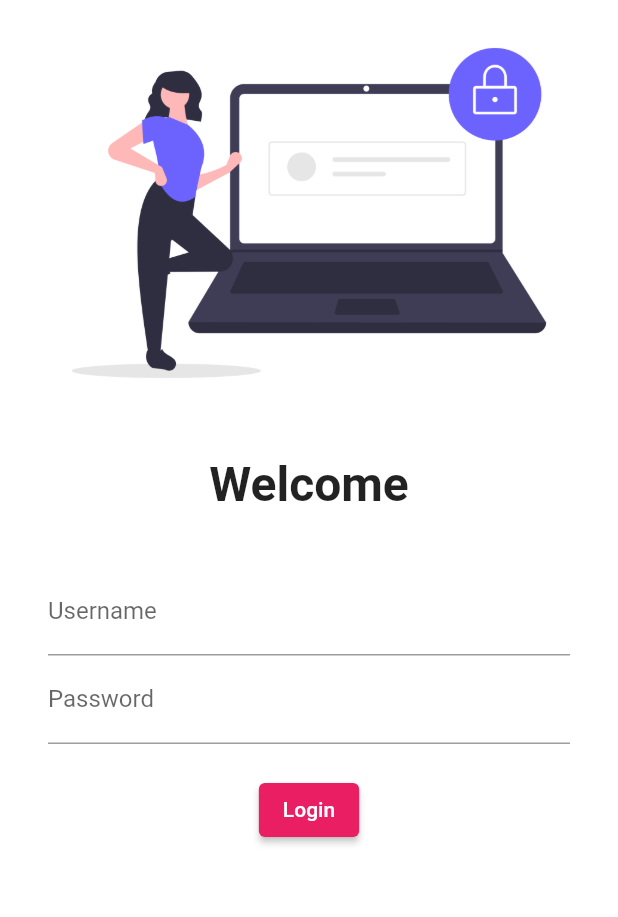
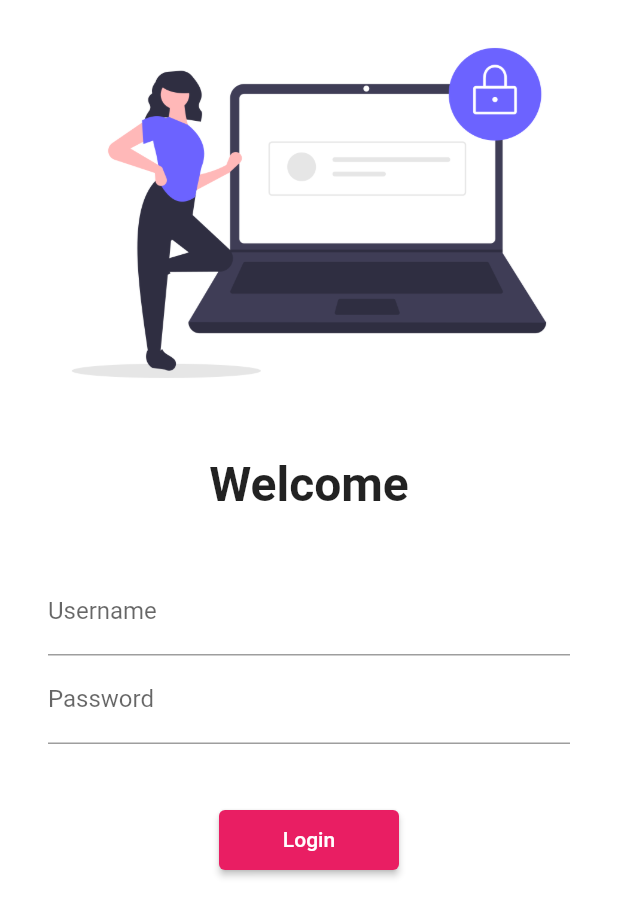
Before and after one commit to prashant-027/30DaysOfFlutter, a Flutter app: the screen it shows after launch, on a phone screen of 412 x 824 dp. Shown: the top 917 px of the screen. Run offline on Flutter 3.47's test engine with Material 2 defaults, Android fonts, the phone set to English and light mode, and no system bars.

Commit message:
day 5 completed

```diff
--- a/lib/main.dart
+++ b/lib/main.dart
@@ -2,6 +2,7 @@ import 'package:flutter/material.dart';
 import 'package:flutter_catalog/pages/home_page.dart';
 //import 'package:google_fonts/google_fonts.dart';
 import 'package:flutter_catalog/pages/login_page.dart';
+import 'package:flutter_catalog/utils/routes.dart';
 
 void main() {
   runApp(MyApp());
@@ -17,21 +18,22 @@ class MyApp extends StatelessWidget {
         primarySwatch: Colors.pink,
         //fontFamily: GoogleFonts.lato().fontfamily,
       ),
+      debugShowCheckedModeBanner: false,
       darkTheme: ThemeData(
         brightness: Brightness.dark,
       ),
       initialRoute: "/login",
       routes: {
         "/": (context) => LoginPage(),
-        "/home": (context) => HomePage(),
-        "/login": (context) => LoginPage(),
+        MyRoutes.homeRoute: (context) => HomePage(),
+        MyRoutes.loginRoute: (context) => LoginPage(),
       },
     );
   }
 }
 
-class GoogleFonts {
+/*class GoogleFonts {
   static latoTextTheme() {}
 
   static lato() {}
-}
+}*/
--- a/lib/pages/login_page.dart
+++ b/lib/pages/login_page.dart
@@ -1,6 +1,7 @@
 // ignore_for_file: prefer_const_constructors
 
 import 'package:flutter/material.dart';
+import 'package:flutter_catalog/utils/routes.dart';
 
 // ignore: use_key_in_widget_constructors
 class LoginPage extends StatelessWidget {
@@ -8,6 +9,7 @@ class LoginPage extends StatelessWidget {
   Widget build(BuildContext context) {
     return Material(
         color: Colors.white,
+        child: SingleChildScrollView(
           child: Column(
             children: [
               Image.asset(
@@ -28,8 +30,8 @@ class LoginPage extends StatelessWidget {
                 height: 20.0,
               ),
               Padding(
-              padding:
-                  const EdgeInsets.symmetric(vertical: 16.0, horizontal: 32.0),
+                padding: const EdgeInsets.symmetric(
+                    vertical: 16.0, horizontal: 32.0),
                 child: Column(
                   children: [
                     TextFormField(
@@ -46,20 +48,20 @@ class LoginPage extends StatelessWidget {
                       ),
                     ),
                     SizedBox(
-                    height: 20.0,
+                      height: 40.0,
                     ),
                     ElevatedButton(
                       child: Text("Login"),
-                    style: TextButton.styleFrom(),
+                      style: TextButton.styleFrom(minimumSize: Size(120, 40)),
                       onPressed: () {
-                      // ignore: avoid_print
-                      print("Hi Its Prashant");
+                        Navigator.pushNamed(context, MyRoutes.homeRoute);
                       },
                     )
                   ],
                 ),
               )
             ],
+          ),
         ));
   }
 }
--- /dev/null
+++ b/lib/utils/routes.dart
@@ -0,0 +1,4 @@
+class MyRoutes {
+  static String loginRoute = "/login";
+  static String homeRoute = "/home";
+}
```
Lines whose indentation alone changed are shown as unchanged.
